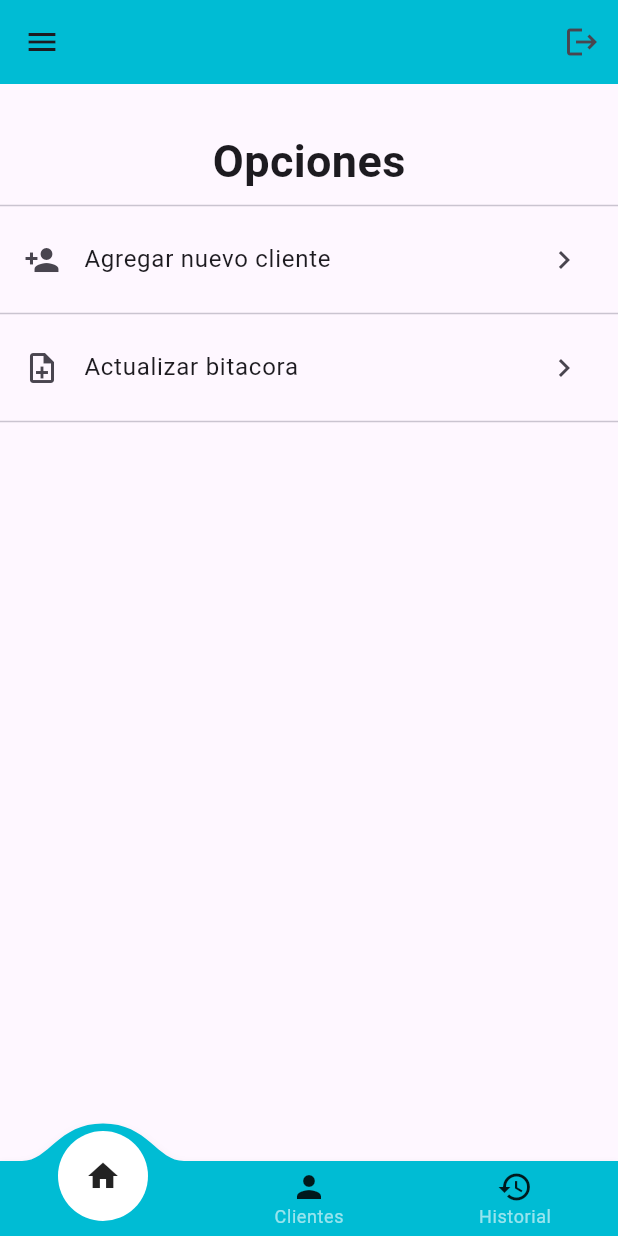
After one commit to MIGU3TR0N/gigacable, a Flutter app: the HomeScreen screen opened by its route, on a phone screen of 412 x 824 dp. The commit adds this screen. Run offline on Flutter 3.47's test engine with Material 3 defaults, Android fonts, the phone set to English and light mode, and no system bars; drawn by our look-alikes of convex_bottom_bar; our stand-ins replace quickalert, sqflite; missing offline and left inert: wolt_modal_sheet; accounts and stored records are empty.

Commit message:
pantalla de clientes hecha

```diff
--- /dev/null
+++ b/lib/provider/profile_provider.dart
@@ -0,0 +1,16 @@
+import 'package:flutter/material.dart';
+
+class ProfileProvider extends ChangeNotifier {
+  String _nombre = 'juanito';
+  String _apellido = 'bananas';
+  String get nombre => _nombre;
+  set nombre(String value){
+    _nombre = value;
+    notifyListeners();
+  }
+  String get apellido => _apellido;
+  set apellido(String value){
+    _apellido = value;
+    notifyListeners();
+  }
+}
--- /dev/null
+++ b/lib/screens/home.dart
@@ -0,0 +1,51 @@
+import 'package:flutter/material.dart';
+import 'package:gigacable/views/cliente_view.dart';
+import 'package:wolt_modal_sheet/wolt_modal_sheet.dart';
+
+class Home extends StatefulWidget {
+  const Home({super.key});
+
+  @override
+  State<Home> createState() => _HomeState();
+}
+
+class _HomeState extends State<Home> {
+  @override
+  Widget build(BuildContext context) {
+    return Container(
+      margin: EdgeInsets.only(top: 30),
+      child: Center(
+        child: Column(
+          children: [
+            Text('Opciones', style: TextStyle(fontWeight: FontWeight.bold, fontSize: 30,),),
+            Divider(),
+            ListTile(
+              onTap: () {
+                WoltModalSheet.show(
+                  context: context,
+                  pageListBuilder: (context) => [
+                    WoltModalSheetPage(
+                      child: ClienteView()
+                    )
+                  ]
+                );
+              },
+              title: Text('Agregar nuevo cliente'),
+              leading: Icon(Icons.person_add),
+              trailing: Icon(Icons.chevron_right),
+            ),
+            Divider(),
+            ListTile(
+              onTap: () {
+              },
+              title: Text('Actualizar bitacora'),
+              leading: Icon(Icons.note_add_outlined),
+              trailing: Icon(Icons.chevron_right),
+            ),
+            Divider(),
+          ],
+        ),
+      ),
+    );
+  }
+}
--- /dev/null
+++ b/lib/screens/home_screen.dart
@@ -0,0 +1,87 @@
+import 'package:convex_bottom_bar/convex_bottom_bar.dart';
+import 'package:flutter/material.dart';
+import 'package:gigacable/provider/profile_provider.dart';
+import 'package:gigacable/screens/clientes_screen.dart';
+import 'package:gigacable/screens/home.dart';
+import 'package:gigacable/screens/status_cliente_screen.dart';
+import 'package:provider/provider.dart';
+
+class HomeScreen extends StatefulWidget {
+  const HomeScreen({super.key});
+
+  @override
+  State<HomeScreen> createState() => _HomeScreenState();
+}
+
+class _HomeScreenState extends State<HomeScreen> {
+  int a_index=0;
+  @override
+  Widget build(BuildContext context) {
+    final profileProvider = Provider.of<ProfileProvider>(context);
+    return Scaffold(
+      appBar: AppBar(
+        backgroundColor: Colors.cyan,
+        actions: [
+          IconButton(
+            onPressed: (){
+              Navigator.pop(context);
+            },
+            icon: Icon(Icons.logout)
+          )
+        ],
+      ),
+      body: Builder(
+        builder: (context){
+          switch (a_index){
+            case 0: return Home();
+            case 1: return ClientesScreen();
+            case 3: return StatusClienteScreen();
+            default: return Text('algo diferente');
+          }
+        }
+      ),
+      drawer: myDrawer(profileProvider),
+      bottomNavigationBar: ConvexAppBar(
+        items: const [
+          TabItem(icon: Icon(Icons.home), title: 'Inicio'),
+          TabItem(icon: Icon(Icons.person), title: 'Clientes'),
+          TabItem(icon: Icon(Icons.history), title: 'Historial')
+        ],
+        backgroundColor: Colors.cyan,
+        onTap: (index) => setState(() {
+          a_index = index;
+        }),
+      ),
+    );
+  }
+  Widget myDrawer(ProfileProvider profileProvider){
+    return Drawer(
+      child: ListView(
+        children: [
+          UserAccountsDrawerHeader(
+            decoration: BoxDecoration(
+              border: Border.all(color: Colors.transparent),
+              color: Colors.cyan,
+              borderRadius: BorderRadius.only(bottomRight: Radius.circular(60), topRight: Radius.circular(60))
+            ),
+            currentAccountPicture: CircleAvatar(
+              backgroundColor: Colors.white,
+              child: Icon(Icons.person_2, size: 50,)
+            ),
+            accountName: Text(profileProvider.nombre+' '+profileProvider.apellido),
+            accountEmail: Text(profileProvider.nombre+'_'+profileProvider.apellido+'@gigacable.com'),
+          ),
+          ListTile(
+            onTap: () => setState(() {
+              a_index = 3;
+              Navigator.pop(context);
+            }),
+            title: Text('Tipos de membresia'),
+            leading: Icon(Icons.card_membership),
+            trailing: Icon(Icons.chevron_right),
+          )
+        ],
+      ),
+    );
+  }
+}
--- a/lib/screens/login_screen.dart
+++ b/lib/screens/login_screen.dart
@@ -96,7 +96,7 @@ class _LoginScreenState extends State<LoginScreen> {
                       ),
                       onPressed: () {
                         if (_formKey.currentState!.validate()) {
-                          // codigo para pantalla de inicio
+                          Navigator.pushNamed(context, "/home");
                         }
                       },
                       child: const Text(
--- /dev/null
+++ b/lib/settings/global_values.dart
@@ -0,0 +1,6 @@
+import 'package:flutter/material.dart';
+
+class GlobalValues {
+  static ValueNotifier banUpdListClientes = ValueNotifier(false);
+  static ValueNotifier banUpdListStatusClientes = ValueNotifier(false);
+}
--- a/pubspec.yaml
+++ b/pubspec.yaml
@@ -39,6 +39,9 @@ dependencies:
   simple_icons: ^10.1.3
   path_provider: ^2.1.4
   provider: ^6.1.2
+  convex_bottom_bar: ^3.2.0
+  wolt_modal_sheet: ^0.9.3
+  quickalert: ^1.1.0
 
 dev_dependencies:
   flutter_test:
```
Also changed, not shown: lib/main.dart (+12 -52 lines), lib/screens/clientes_screen.dart (added, +58 -0 lines), lib/screens/status_cliente_screen.dart (added, +23 -0 lines), lib/views/cliente_view.dart (added, +116 -0 lines), lib/views/cliente_view_item.dart (added, +82 -0 lines), lib/views/status_cliente_view.dart (added, +85 -0 lines), lib/views/status_cliente_view_item.dart (added, +81 -0 lines), pubspec.lock.
